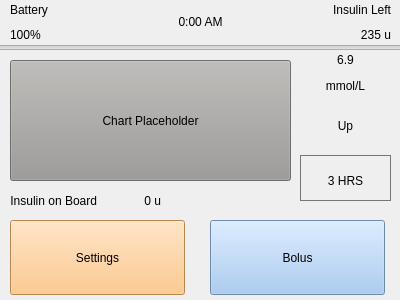
KassemT76/COMP3004Team58Project, file screenhome.ui: the form before one commit.
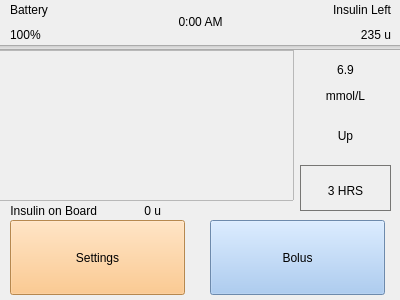
The form after the commit.

What changed in the file:
```diff
--- a/screenhome.ui
+++ b/screenhome.ui
@@ -87,7 +87,7 @@
    <property name="geometry">
     <rect>
      <x>300</x>
-     <y>50</y>
+     <y>60</y>
      <width>91</width>
      <height>151</height>
     </rect>
@@ -605,9 +605,9 @@
    <property name="geometry">
     <rect>
      <x>10</x>
-     <y>190</y>
+     <y>201</y>
      <width>151</width>
-     <height>21</height>
+     <height>20</height>
     </rect>
    </property>
    <layout class="QHBoxLayout" name="insulinInfo">
@@ -646,461 +646,6 @@
     <enum>Qt::Horizontal</enum>
    </property>
   </widget>
-  <widget class="QPushButton" name="pushButton">
-   <property name="geometry">
-    <rect>
-     <x>10</x>
-     <y>60</y>
-     <width>281</width>
-     <height>121</height>
-    </rect>
-   </property>
-   <property name="palette">
-    <palette>
-     <active>
-      <colorrole role="WindowText">
-       <brush brushstyle="SolidPattern">
-        <color alpha="255">
-         <red>0</red>
-         <green>0</green>
-         <blue>0</blue>
-        </color>
-       </brush>
-      </colorrole>
-      <colorrole role="Button">
-       <brush brushstyle="SolidPattern">
-        <color alpha="255">
-         <red>154</red>
-         <green>153</green>
-         <blue>150</blue>
-        </color>
-       </brush>
-      </colorrole>
-      <colorrole role="Light">
-       <brush brushstyle="SolidPattern">
-        <color alpha="255">
-         <red>231</red>
-         <green>230</green>
-         <blue>225</blue>
-        </color>
-       </brush>
-      </colorrole>
-      <colorrole role="Midlight">
-       <brush brushstyle="SolidPattern">
-        <color alpha="255">
-         <red>192</red>
-         <green>191</green>
-         <blue>187</blue>
-        </color>
-       </brush>
-      </colorrole>
-      <colorrole role="Dark">
-       <brush brushstyle="SolidPattern">
-        <color alpha="255">
-         <red>77</red>
-         <green>77</green>
-         <blue>75</blue>
-        </color>
-       </brush>
-      </colorrole>
-      <colorrole role="Mid">
-       <brush brushstyle="SolidPattern">
-        <color alpha="255">
-         <red>103</red>
-         <green>102</green>
-         <blue>100</blue>
-        </color>
-       </brush>
-      </colorrole>
-      <colorrole role="Text">
-       <brush brushstyle="SolidPattern">
-        <color alpha="255">
-         <red>0</red>
-         <green>0</green>
-         <blue>0</blue>
-        </color>
-       </brush>
-      </colorrole>
-      <colorrole role="BrightText">
-       <brush brushstyle="SolidPattern">
-        <color alpha="255">
-         <red>255</red>
-         <green>255</green>
-         <blue>255</blue>
-        </color>
-       </brush>
-      </colorrole>
-      <colorrole role="ButtonText">
-       <brush brushstyle="SolidPattern">
-        <color alpha="255">
-         <red>0</red>
-         <green>0</green>
-         <blue>0</blue>
-        </color>
-       </brush>
-      </colorrole>
-      <colorrole role="Base">
-       <brush brushstyle="SolidPattern">
-        <color alpha="255">
-         <red>255</red>
-         <green>255</green>
-         <blue>255</blue>
-        </color>
-       </brush>
-      </colorrole>
-      <colorrole role="Window">
-       <brush brushstyle="SolidPattern">
-        <color alpha="255">
-         <red>154</red>
-         <green>153</green>
-         <blue>150</blue>
-        </color>
-       </brush>
-      </colorrole>
-      <colorrole role="Shadow">
-       <brush brushstyle="SolidPattern">
-        <color alpha="255">
-         <red>0</red>
-         <green>0</green>
-         <blue>0</blue>
-        </color>
-       </brush>
-      </colorrole>
-      <colorrole role="AlternateBase">
-       <brush brushstyle="SolidPattern">
-        <color alpha="255">
-         <red>204</red>
-         <green>204</green>
-         <blue>202</blue>
-        </color>
-       </brush>
-      </colorrole>
-      <colorrole role="ToolTipBase">
-       <brush brushstyle="SolidPattern">
-        <color alpha="255">
-         <red>255</red>
-         <green>255</green>
-         <blue>220</blue>
-        </color>
-       </brush>
-      </colorrole>
-      <colorrole role="ToolTipText">
-       <brush brushstyle="SolidPattern">
-        <color alpha="255">
-         <red>0</red>
-         <green>0</green>
-         <blue>0</blue>
-        </color>
-       </brush>
-      </colorrole>
-      <colorrole role="PlaceholderText">
-       <brush brushstyle="SolidPattern">
-        <color alpha="128">
-         <red>0</red>
-         <green>0</green>
-         <blue>0</blue>
-        </color>
-       </brush>
-      </colorrole>
-     </active>
-     <inactive>
-      <colorrole role="WindowText">
-       <brush brushstyle="SolidPattern">
-        <color alpha="255">
-         <red>0</red>
-         <green>0</green>
-         <blue>0</blue>
-        </color>
-       </brush>
-      </colorrole>
-      <colorrole role="Button">
-       <brush brushstyle="SolidPattern">
-        <color alpha="255">
-         <red>154</red>
-         <green>153</green>
-         <blue>150</blue>
-        </color>
-       </brush>
-      </colorrole>
-      <colorrole role="Light">
-       <brush brushstyle="SolidPattern">
-        <color alpha="255">
-         <red>231</red>
-         <green>230</green>
-         <blue>225</blue>
-        </color>
-       </brush>
-      </colorrole>
-      <colorrole role="Midlight">
-       <brush brushstyle="SolidPattern">
-        <color alpha="255">
-         <red>192</red>
-         <green>191</green>
-         <blue>187</blue>
-        </color>
-       </brush>
-      </colorrole>
-      <colorrole role="Dark">
-       <brush brushstyle="SolidPattern">
-        <color alpha="255">
-         <red>77</red>
-         <green>77</green>
-         <blue>75</blue>
-        </color>
-       </brush>
-      </colorrole>
-      <colorrole role="Mid">
-       <brush brushstyle="SolidPattern">
-        <color alpha="255">
-         <red>103</red>
-         <green>102</green>
-         <blue>100</blue>
-        </color>
-       </brush>
-      </colorrole>
-      <colorrole role="Text">
-       <brush brushstyle="SolidPattern">
-        <color alpha="255">
-         <red>0</red>
-         <green>0</green>
-         <blue>0</blue>
-        </color>
-       </brush>
-      </colorrole>
-      <colorrole role="BrightText">
-       <brush brushstyle="SolidPattern">
-        <color alpha="255">
-         <red>255</red>
-         <green>255</green>
-         <blue>255</blue>
-        </color>
-       </brush>
-      </colorrole>
-      <colorrole role="ButtonText">
-       <brush brushstyle="SolidPattern">
-        <color alpha="255">
-         <red>0</red>
-         <green>0</green>
-         <blue>0</blue>
-        </color>
-       </brush>
-      </colorrole>
-      <colorrole role="Base">
-       <brush brushstyle="SolidPattern">
-        <color alpha="255">
-         <red>255</red>
-         <green>255</green>
-         <blue>255</blue>
-        </color>
-       </brush>
-      </colorrole>
-      <colorrole role="Window">
-       <brush brushstyle="SolidPattern">
-        <color alpha="255">
-         <red>154</red>
-         <green>153</green>
-         <blue>150</blue>
-        </color>
-       </brush>
-      </colorrole>
-      <colorrole role="Shadow">
-       <brush brushstyle="SolidPattern">
-        <color alpha="255">
-         <red>0</red>
-         <green>0</green>
-         <blue>0</blue>
-        </color>
-       </brush>
-      </colorrole>
-      <colorrole role="AlternateBase">
-       <brush brushstyle="SolidPattern">
-        <color alpha="255">
-         <red>204</red>
-         <green>204</green>
-         <blue>202</blue>
-        </color>
-       </brush>
-      </colorrole>
-      <colorrole role="ToolTipBase">
-       <brush brushstyle="SolidPattern">
-        <color alpha="255">
-         <red>255</red>
-         <green>255</green>
-         <blue>220</blue>
-        </color>
-       </brush>
-      </colorrole>
-      <colorrole role="ToolTipText">
-       <brush brushstyle="SolidPattern">
-        <color alpha="255">
-         <red>0</red>
-         <green>0</green>
-         <blue>0</blue>
-        </color>
-       </brush>
-      </colorrole>
-      <colorrole role="PlaceholderText">
-       <brush brushstyle="SolidPattern">
-        <color alpha="128">
-         <red>0</red>
-         <green>0</green>
-         <blue>0</blue>
-        </color>
-       </brush>
-      </colorrole>
-     </inactive>
-     <disabled>
-      <colorrole role="WindowText">
-       <brush brushstyle="SolidPattern">
-        <color alpha="255">
-         <red>77</red>
-         <green>77</green>
-         <blue>75</blue>
-        </color>
-       </brush>
-      </colorrole>
-      <colorrole role="Button">
-       <brush brushstyle="SolidPattern">
-        <color alpha="255">
-         <red>154</red>
-         <green>153</green>
-         <blue>150</blue>
-        </color>
-       </brush>
-      </colorrole>
-      <colorrole role="Light">
-       <brush brushstyle="SolidPattern">
-        <color alpha="255">
-         <red>231</red>
-         <green>230</green>
-         <blue>225</blue>
-        </color>
-       </brush>
-      </colorrole>
-      <colorrole role="Midlight">
-       <brush brushstyle="SolidPattern">
-        <color alpha="255">
-         <red>192</red>
-         <green>191</green>
-         <blue>187</blue>
-        </color>
-       </brush>
-      </colorrole>
-      <colorrole role="Dark">
-       <brush brushstyle="SolidPattern">
-        <color alpha="255">
-         <red>77</red>
-         <green>77</green>
-         <blue>75</blue>
-        </color>
-       </brush>
-      </colorrole>
-      <colorrole role="Mid">
-       <brush brushstyle="SolidPattern">
-        <color alpha="255">
-         <red>103</red>
-         <green>102</green>
-         <blue>100</blue>
-        </color>
-       </brush>
-      </colorrole>
-      <colorrole role="Text">
-       <brush brushstyle="SolidPattern">
-        <color alpha="255">
-         <red>77</red>
-         <green>77</green>
-         <blue>75</blue>
-        </color>
-       </brush>
-      </colorrole>
-      <colorrole role="BrightText">
-       <brush brushstyle="SolidPattern">
-        <color alpha="255">
-         <red>255</red>
-         <green>255</green>
-         <blue>255</blue>
-        </color>
-       </brush>
-      </colorrole>
-      <colorrole role="ButtonText">
-       <brush brushstyle="SolidPattern">
-        <color alpha="255">
-         <red>77</red>
-         <green>77</green>
-         <blue>75</blue>
-        </color>
-       </brush>
-      </colorrole>
-      <colorrole role="Base">
-       <brush brushstyle="SolidPattern">
-        <color alpha="255">
-         <red>154</red>
-         <green>153</green>
-         <blue>150</blue>
-        </color>
-       </brush>
-      </colorrole>
-      <colorrole role="Window">
-       <brush brushstyle="SolidPattern">
-        <color alpha="255">
-         <red>154</red>
-         <green>153</green>
-         <blue>150</blue>
-        </color>
-       </brush>
-      </colorrole>
-      <colorrole role="Shadow">
-       <brush brushstyle="SolidPattern">
-        <color alpha="255">
-         <red>0</red>
-         <green>0</green>
-         <blue>0</blue>
-        </color>
-       </brush>
-      </colorrole>
-      <colorrole role="AlternateBase">
-       <brush brushstyle="SolidPattern">
-        <color alpha="255">
-         <red>154</red>
-         <green>153</green>
-         <blue>150</blue>
-        </color>
-       </brush>
-      </colorrole>
-      <colorrole role="ToolTipBase">
-       <brush brushstyle="SolidPattern">
-        <color alpha="255">
-         <red>255</red>
-         <green>255</green>
-         <blue>220</blue>
-        </color>
-       </brush>
-      </colorrole>
-      <colorrole role="ToolTipText">
-       <brush brushstyle="SolidPattern">
-        <color alpha="255">
-         <red>0</red>
-         <green>0</green>
-         <blue>0</blue>
-        </color>
-       </brush>
-      </colorrole>
-      <colorrole role="PlaceholderText">
-       <brush brushstyle="SolidPattern">
-        <color alpha="128">
-         <red>0</red>
-         <green>0</green>
-         <blue>0</blue>
-        </color>
-       </brush>
-      </colorrole>
-     </disabled>
-    </palette>
-   </property>
-   <property name="text">
-    <string>Chart Placeholder</string>
-   </property>
-  </widget>
   <widget class="QPushButton" name="settingsButton">
    <property name="geometry">
     <rect>
@@ -2011,6 +1556,27 @@
     <string>Bolus</string>
    </property>
   </widget>
+  <widget class="QFrame" name="chartHolder">
+   <property name="geometry">
+    <rect>
+     <x>-6</x>
+     <y>50</y>
+     <width>300</width>
+     <height>151</height>
+    </rect>
+   </property>
+   <property name="font">
+    <font>
+     <pointsize>10</pointsize>
+    </font>
+   </property>
+   <property name="frameShape">
+    <enum>QFrame::StyledPanel</enum>
+   </property>
+   <property name="frameShadow">
+    <enum>QFrame::Raised</enum>
+   </property>
+  </widget>
  </widget>
  <resources/>
  <connections/>
```
